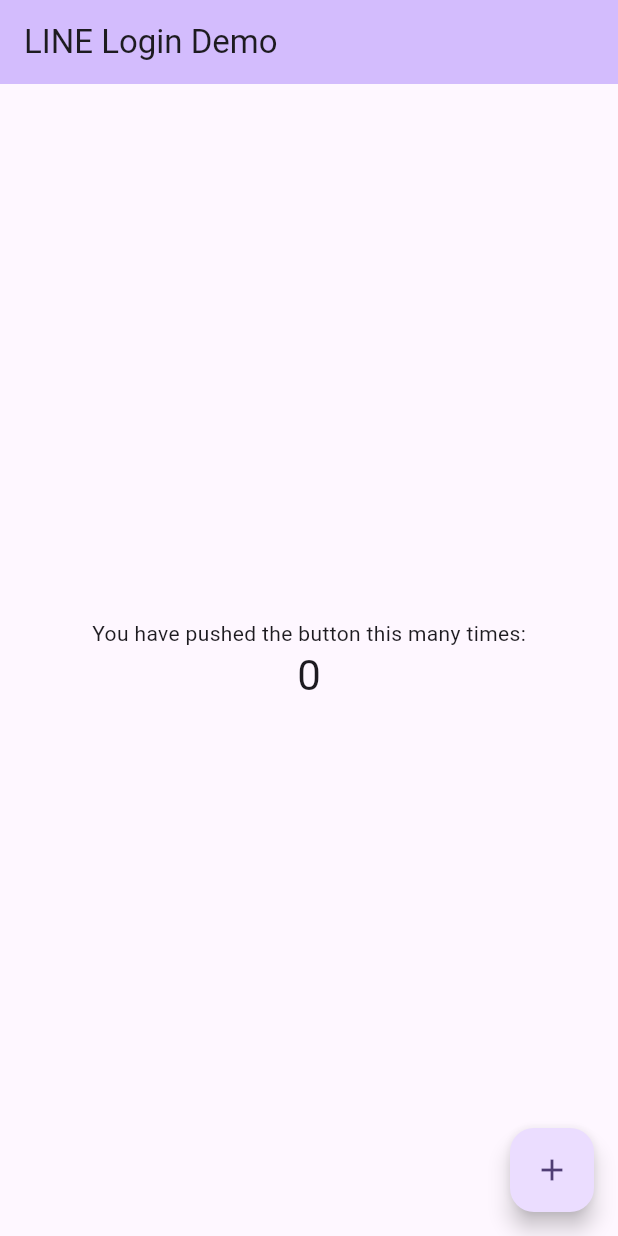
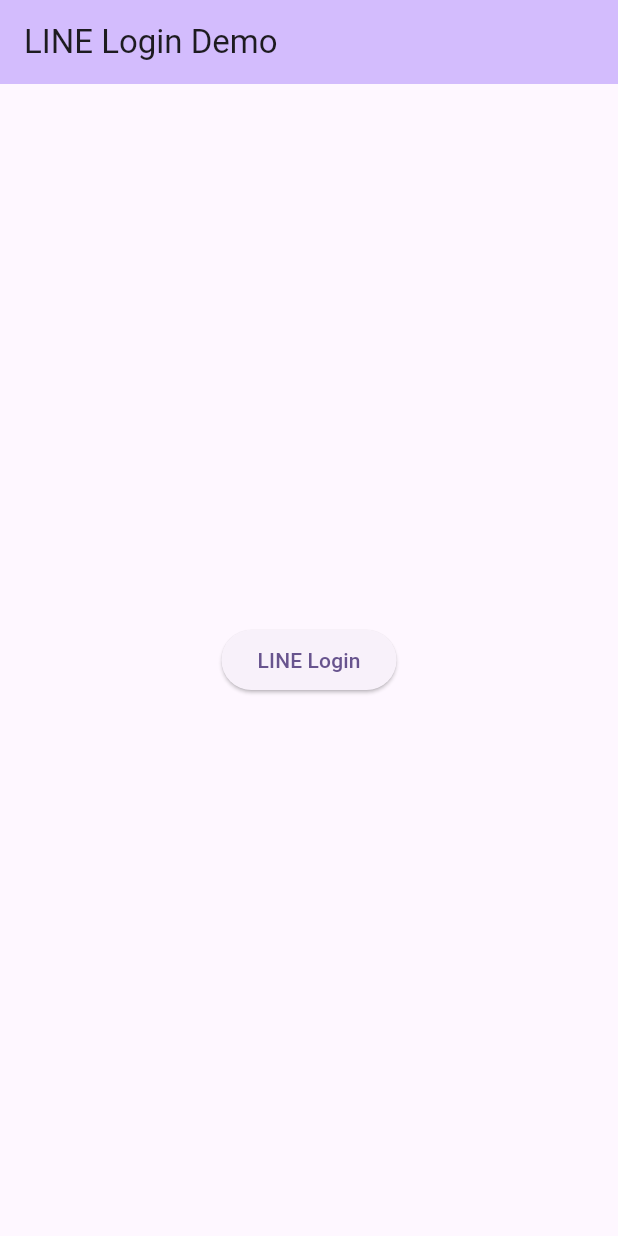
Before and after one commit to tokku5552/flutter_cognito_linelogin_sample, a Flutter app: the screen it shows after launch, on a phone screen of 412 x 824 dp. Run offline on Flutter 3.47's test engine with Material 2 defaults, Android fonts, the phone set to English and light mode, and no system bars; our stand-ins replace flutter_dotenv; missing offline and left inert: flutter_line_sdk.

Commit message:
fix: channel id environment

```diff
--- a/lib/main.dart
+++ b/lib/main.dart
@@ -1,6 +1,15 @@
 import 'package:flutter/material.dart';
+import 'package:flutter_line_sdk/flutter_line_sdk.dart';
+import 'package:flutter_dotenv/flutter_dotenv.dart';
 
-void main() {
+void main() async {
+  WidgetsFlutterBinding.ensureInitialized();
+
+  // .envファイルからLINE CHANNEL IDを読み込んでLINE SDKを初期化する
+  await dotenv.load(fileName: ".env");
+  final channelId = dotenv.get('LINE_CHANNEL_ID');
+  await LineSDK.instance.setup(channelId).then((_) {});
+
   runApp(const App());
 }
 
@@ -9,60 +18,69 @@ class App extends StatelessWidget {
 
   @override
   Widget build(BuildContext context) {
+    final theme = ThemeData(
+      colorScheme: ColorScheme.fromSeed(seedColor: Colors.deepPurple),
+      useMaterial3: true,
+    );
+
     return MaterialApp(
       title: 'LINE Login Demo',
-      theme: ThemeData(
-        colorScheme: ColorScheme.fromSeed(seedColor: Colors.deepPurple),
-        useMaterial3: true,
+      theme: theme,
+      home: Scaffold(
+        appBar: AppBar(
+          backgroundColor: theme.colorScheme.inversePrimary,
+          title: const Text('LINE Login Demo'),
+        ),
+        body: const HomePage(),
       ),
-      home: const HomePage(title: 'LINE Login Demo'),
     );
   }
 }
 
 class HomePage extends StatefulWidget {
-  const HomePage({super.key, required this.title});
-
-  final String title;
+  const HomePage({super.key});
 
   @override
   State<HomePage> createState() => _HomePageState();
 }
 
 class _HomePageState extends State<HomePage> {
-  int _counter = 0;
+  bool _isLoading = false;
 
-  void _incrementCounter() {
+  Future<void> _signInWithSDK() async {
     setState(() {
-      _counter++;
+      _isLoading = true;
     });
+    try {
+      // LineSDK の login メソッドをコールする。
+      final loginResult = await LineSDK.instance.login();
+
+      // 得られる LoginResult 型の値にアクセストークン文字列が入っている。
+      final accessToken =
+          loginResult.accessToken.data['access_token'] as String;
+      debugPrint(accessToken);
+    } finally {
+      setState(() {
+        _isLoading = false;
+      });
+    }
   }
 
   @override
   Widget build(BuildContext context) {
-    return Scaffold(
-      appBar: AppBar(
-        backgroundColor: Theme.of(context).colorScheme.inversePrimary,
-        title: Text(widget.title),
-      ),
-      body: Center(
-        child: Column(
-          mainAxisAlignment: MainAxisAlignment.center,
-          children: <Widget>[
-            const Text(
-              'You have pushed the button this many times:',
-            ),
-            Text(
-              '$_counter',
-              style: Theme.of(context).textTheme.headlineMedium,
-            ),
-          ],
-        ),
-      ),
-      floatingActionButton: FloatingActionButton(
-        onPressed: _incrementCounter,
-        tooltip: 'Increment',
-        child: const Icon(Icons.add),
+    return Center(
+      child: Column(
+        mainAxisAlignment: MainAxisAlignment.center,
+        children: <Widget>[
+          ElevatedButton(
+            onPressed: _isLoading ? null : _signInWithSDK,
+            child: const Text('LINE Login'),
+          ),
+          // Text(
+          //   '$_counter',
+          //   style: Theme.of(context).textTheme.headlineMedium,
+          // ),
+        ],
       ),
     );
   }
--- a/pubspec.yaml
+++ b/pubspec.yaml
@@ -13,6 +13,7 @@ dependencies:
 
   cupertino_icons: ^1.0.2
   flutter_line_sdk: ^2.3.6
+  flutter_dotenv: ^5.1.0
 
 dev_dependencies:
   flutter_test:
@@ -22,3 +23,5 @@ dev_dependencies:
 
 flutter:
   uses-material-design: true
+  assets:
+    - .env
```
Also changed, not shown: pubspec.lock, 2 other files.
